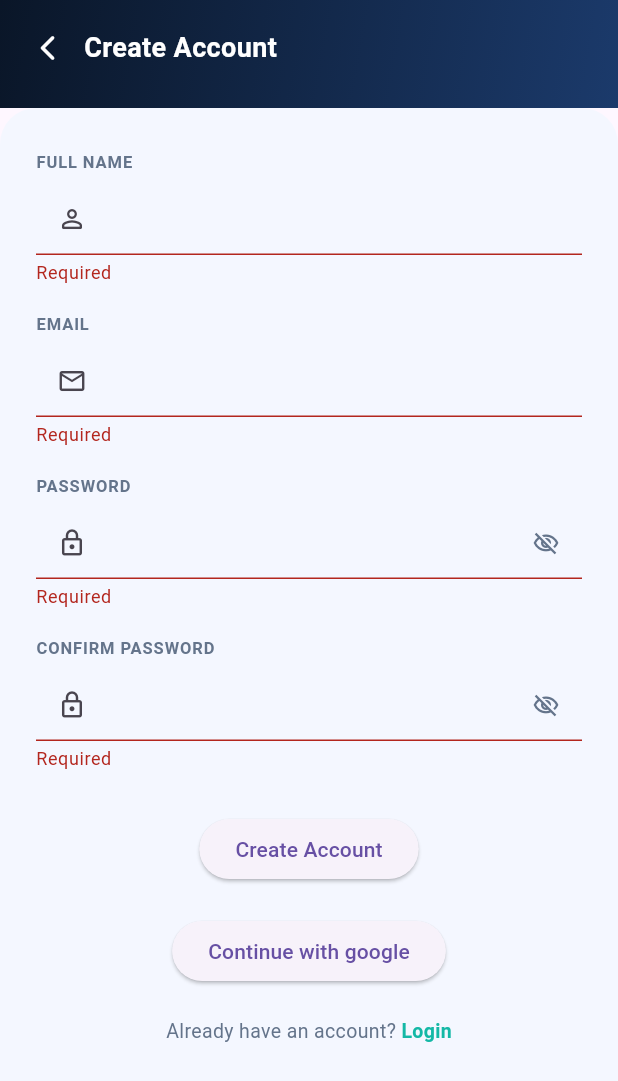
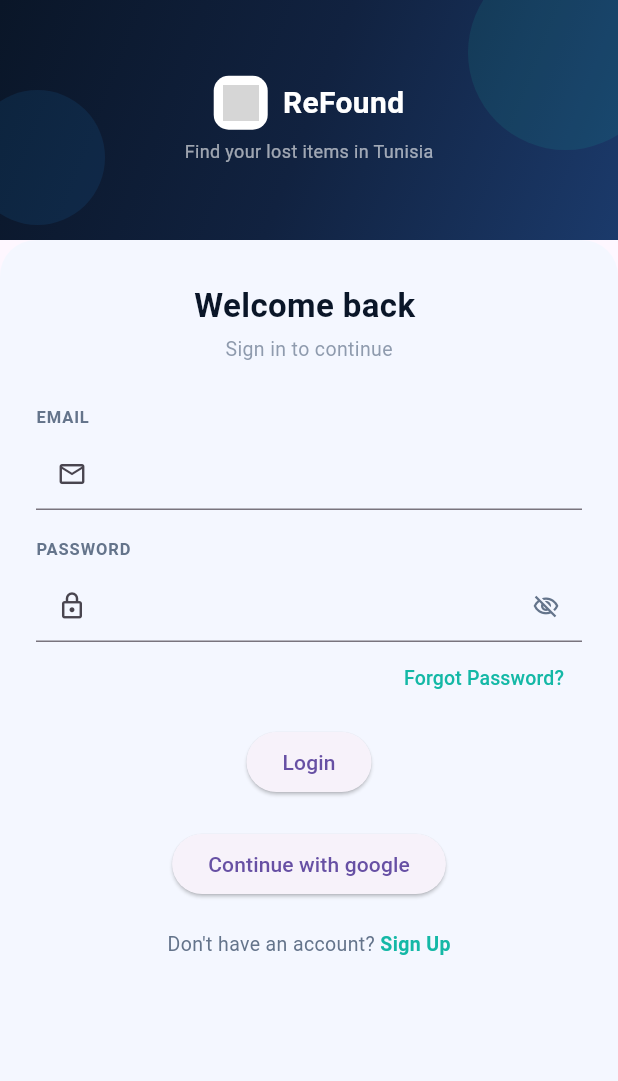
Before and after one commit to Medalisekri/retrieva_frontend, a Flutter app: the SignupScreen screen opened by its route, after a tap on "Create Account", after a tap on "Login", on a phone screen of 412 x 824 dp. Shown: the top 1081 px of the screen. Run offline on Flutter 3.47's test engine with Material 3 defaults, Android fonts, the phone set to English and light mode, and no system bars; our stand-ins replace dio, firebase_auth, firebase_core, flutter_dotenv, flutter_riverpod, go_router and 1 more; accounts and stored records are empty; network calls fail; grey boxes are pictures that could not be loaded.

Commit message:
Add additionel auth parts

```diff
--- a/lib/core/router/app_routes.dart
+++ b/lib/core/router/app_routes.dart
@@ -8,7 +8,7 @@ class AppRoutes {
   static const String signup = '/signup';
   static const String guestHome = '/guest/home';
   // HomeOwner layout
-  static const String userHome = '/user/home';
+  static const String home = '/home';
   static const String userBooking = '/user/booking';
   static const String userMessages = '/user/messages';
   static const String userProfile = '/user/profile';
--- /dev/null
+++ b/lib/core/widgets/hero_header.dart
@@ -0,0 +1,53 @@
+import 'package:flutter/material.dart';
+
+
+import '../theme/apptheme.dart';
+
+
+class HeroHeader extends StatelessWidget {
+  final Widget child;
+  final double height;
+
+  const HeroHeader({super.key, required this.child, this.height = 180});
+
+  @override
+  Widget build(BuildContext context) {
+    return Container(
+      width: double.infinity,
+      height: height,
+      decoration: const BoxDecoration(
+        gradient: LinearGradient(
+          colors: [AppColors.navy, AppColors.navyMid, AppColors.navyLight],
+          begin: Alignment.topLeft,
+          end: Alignment.bottomRight,
+        ),
+      ),
+      child: Stack(
+        children: [
+          // Decorative circles
+          Positioned(
+            top: -30, right: -30,
+            child: Container(
+              width: 130, height: 130,
+              decoration: BoxDecoration(
+                shape: BoxShape.circle,
+                color: AppColors.teal.withOpacity(0.12),
+              ),
+            ),
+          ),
+          Positioned(
+            bottom: 10, left: -20,
+            child: Container(
+              width: 90, height: 90,
+              decoration: BoxDecoration(
+                shape: BoxShape.circle,
+                color: Colors.blue.withOpacity(0.1),
+              ),
+            ),
+          ),
+          SafeArea(child: Center(child: child)),
+        ],
+      ),
+    );
+  }
+}
--- a/lib/providers/auth_provider.dart
+++ b/lib/providers/auth_provider.dart
@@ -14,7 +14,7 @@ class AuthNotifier extends AsyncNotifier<void> {
 
    AuthRepository get _repository => ref.read(authRepositoryProvider);
 
-  void signUp({required String email , required String password , required String fullName}) async {
+  Future<void> signUp({required String email , required String password , required String fullName}) async {
   state = const AsyncLoading();
   state = await AsyncValue.guard(() async {
   try {
@@ -24,7 +24,7 @@ class AuthNotifier extends AsyncNotifier<void> {
   }
   });
   }
-   void signIn({required String email , required String password}) async {
+   Future<void> signIn({required String email , required String password}) async {
   state = const AsyncLoading();
   state = await AsyncValue.guard(() async {
      try{
@@ -33,7 +33,7 @@ class AuthNotifier extends AsyncNotifier<void> {
        state = AsyncValue.error(e, StackTrace.current);
      }});
    }
-   void signInWithGoogle() async {
+  Future<void> signInWithGoogle() async {
   state = const AsyncLoading();
   state = await AsyncValue.guard(() async {
      state = const AsyncValue.loading();
@@ -43,7 +43,7 @@ class AuthNotifier extends AsyncNotifier<void> {
        state = AsyncValue.error(e, StackTrace.current);
      }});
    }
-   void resetPassword({required String email}) async{
+  Future<void> resetPassword({required String email}) async{
   state = const AsyncLoading();
   state = await AsyncValue.guard(() async {
     try{
@@ -52,7 +52,7 @@ class AuthNotifier extends AsyncNotifier<void> {
       state = AsyncValue.error(e, StackTrace.current);
     }});
    }
-   void signOut() async{
+  Future<void> signOut() async{
   state = const AsyncLoading();
   state = await AsyncValue.guard(() async {
      try{
--- a/lib/repositories/item_repository.dart
+++ b/lib/repositories/item_repository.dart
@@ -1,7 +1,5 @@
-
 import 'package:dio/dio.dart';
 import 'package:firebase_auth/firebase_auth.dart';
-import 'package:flutter/foundation.dart';
 import 'package:flutter_dotenv/flutter_dotenv.dart';
 import 'package:retrieva/models/item_model.dart';
 
@@ -22,7 +20,6 @@ Future<List<Item>> getItems() async {
   final List<Item> items = [];
   try{
   final  response = await _dio.get('/items/item/' , options: await _authOptions);
-  print(response);
    if(response.statusCode!=200){
     throw Exception('Something went wrong ${response.statusMessage}');
   }
--- a/lib/screens/browse_screen.dart
+++ b/lib/screens/browse_screen.dart
@@ -105,7 +105,7 @@ class _BrowseScreen extends ConsumerState<BrowseScreen> {
             ),
             error: (error, stackTrace) => Center(
             child: Text(
-            'Une erreur est survenue : $error',
+            'Something went wrong : $error',
               style: const TextStyle(color: Colors.red),
                   ),
                     ),
--- /dev/null
+++ b/lib/screens/login_screen.dart
@@ -0,0 +1,322 @@
+import 'package:flutter/material.dart';
+import 'package:flutter_riverpod/flutter_riverpod.dart';
+import 'package:go_router/go_router.dart';
+import 'package:retrieva/core/router/app_routes.dart';
+import 'package:retrieva/providers/auth_provider.dart';
+import '../core/theme/apptheme.dart';
+import '../core/widgets/hero_header.dart';
+import '../core/widgets/labled_field.dart';
+
+class LoginScreen extends ConsumerStatefulWidget {
+  const LoginScreen({super.key});
+  @override
+  ConsumerState<LoginScreen> createState() => _LoginScreenState();
+}
+
+class _LoginScreenState extends ConsumerState<LoginScreen> {
+  late
+  final _formKey = GlobalKey<FormState>();
+  late final TextEditingController _emailCtrl;
+  late final TextEditingController _passCtrl;
+  bool _obscure = true;
+
+  @override
+  void initState() {
+    super.initState();
+    _emailCtrl = TextEditingController();
+    _passCtrl = TextEditingController();
+  }
+
+  @override
+  void dispose() {
+    _emailCtrl.dispose();
+    _passCtrl.dispose();
+    super.dispose();
+  }
+
+
+  void _showForgotPassword() {
+    final emailCtrl = TextEditingController();
+    final formKey = GlobalKey<FormState>();
+
+
+    showDialog(
+      context: context,
+      builder: (ctx)  {
+        bool isLoading = false;
+        return StatefulBuilder(
+        builder: (ctx, setDialogState) => AlertDialog(
+          shape: RoundedRectangleBorder(
+              borderRadius: BorderRadius.circular(16)),
+          content: Form(
+            key: formKey,
+            child: Column(
+              mainAxisSize: MainAxisSize.min,
+              children: [
+                const Icon(Icons.lock_reset_outlined,
+                    size: 48, color: AppColors.teal),
+                const SizedBox(height: 16),
+                const Text('Reset Password',
+                    style: TextStyle(
+                        fontSize: 18, fontWeight: FontWeight.w700)),
+                const SizedBox(height: 8),
+                const Text(
+                  'Enter your email and we\'ll send you a reset link.',
+                  textAlign: TextAlign.center,
+                  style: TextStyle(
+                      fontSize: 13,
+                      color: AppColors.textSecondary,
+                      height: 1.5),
+                ),
+                const SizedBox(height: 20),
+                TextFormField(
+                  controller: emailCtrl,
+                  keyboardType: TextInputType.emailAddress,
+                  decoration: const InputDecoration(
+
+                    prefixIcon: Icon(Icons.email_outlined, size: 20),
+                  ),
+                  validator: (v) {
+                    if (v == null || v.isEmpty) return 'Enter your email';
+                    if (!v.contains('@')) return 'Invalid email';
+                    return null;
+                  },
+                ),
+              ],
+            ),
+          ),
+          actions: [
+            TextButton(
+              onPressed: () => Navigator.pop(ctx),
+              child: const Text('Cancel',
+                  style: TextStyle(color: AppColors.textSecondary)),
+            ),
+            ElevatedButton(
+              onPressed: ()async  {
+                if (!formKey.currentState!.validate()) return;
+
+                setDialogState(() => isLoading = true);
+                await  ref.read(authProvider.notifier).resetPassword(
+                      email: emailCtrl.text.trim());
+                setDialogState(() => isLoading = false);
+                if (ctx.mounted) {
+                    Navigator.pop(ctx);
+                    ScaffoldMessenger.of(context).showSnackBar(
+                      SnackBar(
+                        content: Text(
+                            'Reset link sent to your email, check spam if you do not see it'),
+                        backgroundColor: AppColors.teal,
+                        behavior: SnackBarBehavior.floating,
+                      ),
+                    );
+                  }
+                } ,
+
+
+              child: isLoading
+                  ? const SizedBox(
+                  height: 18, width: 18,
+                  child: CircularProgressIndicator(
+                      strokeWidth: 2, color: Colors.white))
+                  : const Text('Send Link'),
+            ),
+          ],
+        ),
+      );},
+
+    );
+  }
+
+  void _submit() async  {
+    if (!_formKey.currentState!.validate()) return;
+
+
+    await ref.read(authProvider.notifier).signIn(
+        email: _emailCtrl.text.trim(),
+        password: _passCtrl.text,
+
+      );
+
+
+
+    }
+  @override
+  Widget build(BuildContext context) {
+    final authState = ref.watch(authProvider);
+    ref.listen(authProvider , (prev , next){
+      if (prev?.isLoading == true && !next.hasError) {
+        context.go(AppRoutes.home);
+      }
+      next.whenOrNull(error: (e,_)=>ScaffoldMessenger.of(context).showSnackBar(
+          SnackBar(content: Text(e.toString() ) , backgroundColor: Colors.redAccent,)));
+    });
+    return Scaffold(
+      body: Column(
+        children: [
+          HeroHeader(
+            height: 160,
+            child: Column(
+              mainAxisAlignment: MainAxisAlignment.center,
+              children: [
+                Row(mainAxisAlignment: MainAxisAlignment.center, children: [
+                  Container(
+                    width: 36, height: 36,
+                    decoration: BoxDecoration(
+                      color: Colors.white,
+                      borderRadius: BorderRadius.circular(10),
+                    ),
+                    child: Padding(
+                      padding: const EdgeInsets.all(6),
+                      child: Image.asset('lib/assets/logo.png',
+                          fit: BoxFit.contain),
+                    ),
+                  ),
+                  const SizedBox(width: 10),
+                  const Text('ReFound',
+                      style: TextStyle(
+                          color: Colors.white,
+                          fontSize: 20,
+                          fontWeight: FontWeight.w700)),
+                ]),
+                const SizedBox(height: 6),
+                Text('Find your lost items in Tunisia',
+                    style: TextStyle(
+                        color: Colors.white.withOpacity(0.6), fontSize: 12)),
+              ],
+            ),
+          ),
+
+          Expanded(
+            child: Container(
+              decoration: const BoxDecoration(
+                color: AppColors.surface,
+                borderRadius:
+                BorderRadius.vertical(top: Radius.circular(24)),
+              ),
+              child: SingleChildScrollView(
+                padding: const EdgeInsets.fromLTRB(24, 28, 24, 24),
+                child: Form(
+                  key: _formKey,
+                  child: Column(
+                    children: [
+
+                      const Text('Welcome back ',
+                          style: TextStyle(
+                              fontSize: 22,
+                              fontWeight: FontWeight.w700,
+                              color: AppColors.textPrimary)),
+                      const SizedBox(height: 4),
+                      Text('Sign in to continue',
+                          style: TextStyle(
+                              color:
+                              AppColors.textSecondary.withOpacity(0.7),
+                              fontSize: 13)),
+
+                      const SizedBox(height: 28),
+
+                      LabeledField(
+                        prefixIcon: const Icon(Icons.mail_outlined, size: 20),
+                        label: 'Email',
+                        controller: _emailCtrl,
+                        keyboardType: TextInputType.emailAddress,
+                        validator: (v) {
+                          if (v == null || v.isEmpty) return 'Required';
+                          if (!v.contains('@')) return 'Invalid email';
+                          return null;
+                        },
+                      ),
+                      const SizedBox(height: 18),
+
+                      LabeledField(
+                        prefixIcon: const Icon(Icons.lock_outlined, size: 20),
+                        label: 'Password',
+                        controller: _passCtrl,
+                        obscureText: _obscure,
+                        suffix: IconButton(
+                          icon: Icon(
+                            _obscure
+                                ? Icons.visibility_off_outlined
+                                : Icons.visibility_outlined,
+                            size: 18,
+                            color: AppColors.textSecondary,
+                          ),
+                          onPressed: () =>
+                              setState(() => _obscure = !_obscure),
+                        ),
+                        validator: (v) {
+                          if (v == null || v.isEmpty) return 'Required';
+                          if (v.length < 7) return 'Min 7 characters';
+                          return null;
+                        },
+                      ),
+
+                      Align(
+                        alignment: Alignment.centerRight,
+                        child: TextButton(
+                          // ✅ Now correctly calls the method
+                          onPressed: _showForgotPassword,
+                          style: TextButton.styleFrom(
+                              foregroundColor: AppColors.teal),
+                          child: const Text('Forgot Password?',
+                              style: TextStyle(
+                                  fontSize: 13,
+                                  fontWeight: FontWeight.w500)),
+                        ),
+                      ),
+                      const SizedBox(height: 8),
+
+                      ElevatedButton(
+                        onPressed: authState.isLoading ? null : _submit,
+
+                          style: ButtonStyle(
+
+                          ),
+                        child: authState.isLoading
+                            ? const SizedBox(
+                            height: 20, width: 20,
+                            child: CircularProgressIndicator(
+                                strokeWidth: 2, color: Colors.white))
+                            : const Text('Login'),
+                      ),
+                      const SizedBox(height: 20),
+                      ElevatedButton(
+                        onPressed: ()async{
+                         await ref.read(authProvider.notifier).signInWithGoogle();
+
+                        }   ,
+                        child: authState.isLoading?
+
+                        const SizedBox(height: 20, width: 20,
+                            child: CircularProgressIndicator(
+                                strokeWidth: 2, color: Colors.white ))
+                            : const Text('Continue with google'),
+                      ),
+                      const SizedBox(height: 20),
+                      Row(
+                          mainAxisAlignment: MainAxisAlignment.center,
+                          children: [
+                            Text("Don't have an account? ",
+                                style: TextStyle(
+                                    color: AppColors.textSecondary,
+                                    fontSize: 13)),
+                            GestureDetector(
+                              onTap: () =>
+                                 context.push(AppRoutes.signup),
+                              child: const Text('Sign Up',
+                                  style: TextStyle(
+                                      color: AppColors.teal,
+                                      fontWeight: FontWeight.w600,
+                                      fontSize: 13)),
+                            ),
+                          ]),
+                    ],
+                  ),
+                ),
+              ),
+            ),
+          ),
+        ],
+      ),
+    );
+  }
+}
--- a/lib/screens/signup_screen.dart
+++ b/lib/screens/signup_screen.dart
@@ -1,5 +1,7 @@
 import 'package:flutter/material.dart';
 import 'package:flutter_riverpod/flutter_riverpod.dart';
+import 'package:go_router/go_router.dart';
+import 'package:retrieva/core/router/app_routes.dart';
 import 'package:retrieva/providers/auth_provider.dart';
 import '../core/theme/apptheme.dart';
 import '../core/widgets/labled_field.dart';
@@ -173,7 +175,7 @@ class _SignupScreenState extends ConsumerState<SignupScreen> {
                             style: TextStyle(
                                 color: AppColors.textSecondary, fontSize: 13)),
                         GestureDetector(
-                          onTap: () => Navigator.pushReplacementNamed(context, '/login'),
+                          onTap: () => context.push(AppRoutes.login),
                           child: const Text('Login',
                               style: TextStyle(
                                   color: AppColors.teal,
@@ -195,7 +197,7 @@ class _SignupScreenState extends ConsumerState<SignupScreen> {
 
     if (!_formKey.currentState!.validate()) return;
 
-      ref.read(authProvider.notifier).signUp(
+    await ref.read(authProvider.notifier).signUp(
         email: _email.text.trim(),
         fullName: _fullName.text.trim(),
         password: _pass.text,
@@ -230,8 +232,7 @@ class _SignupScreenState extends ConsumerState<SignupScreen> {
                         width: double.infinity,
                         child: ElevatedButton(
                           onPressed: () {
-                            Navigator.pop(context);                    // close dialog
-                            Navigator.pushReplacementNamed(context, '/login'); // go to login
+                           context.push(AppRoutes.login);// go to login
                           },
                           child: const Text('Go to Login'),
                         ),
```
Also changed, not shown: lib/core/router/app_router.dart (+9 -0 lines), lib/screens/home_screen.dart (added, +15 -0 lines).
